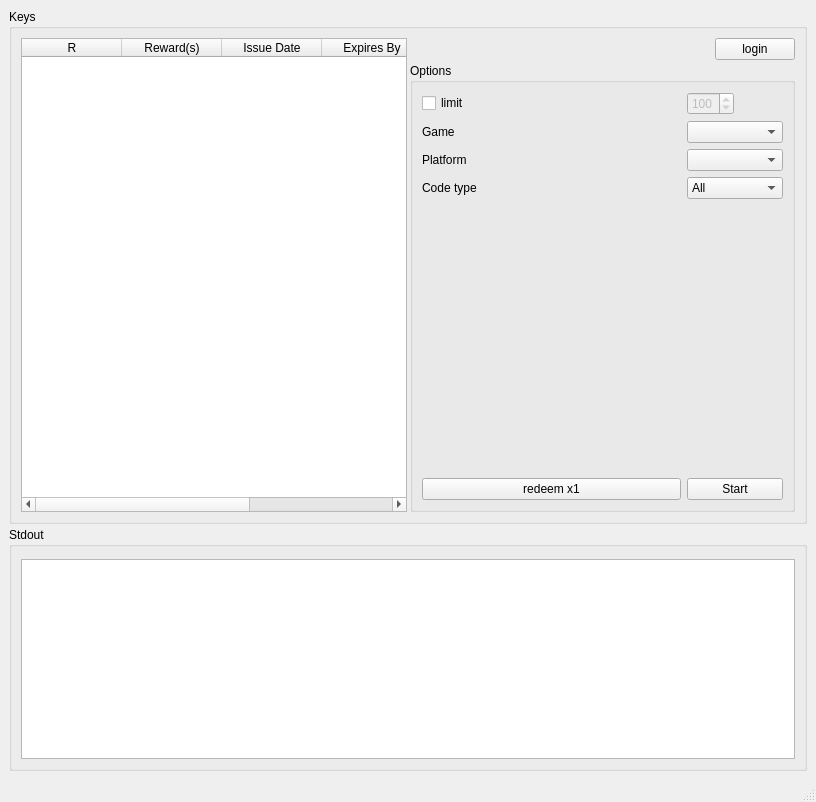
Qt form src/controlwindow.ui (Fabbi/autoshift) before a commit.
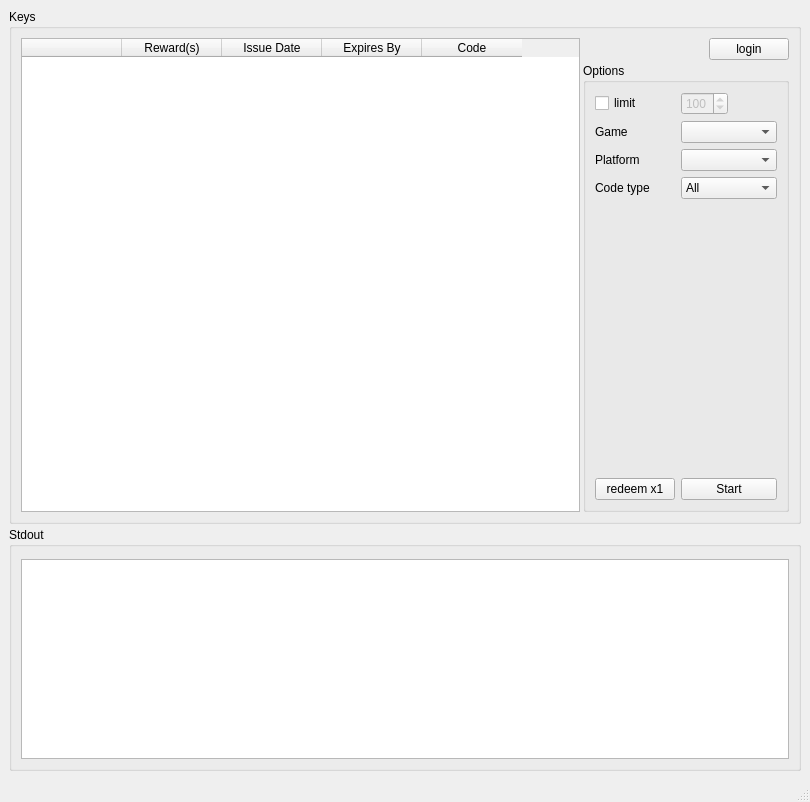
The same form after that commit. Custom widgets are drawn as their Qt base class.

What changed in the file:
```diff
--- a/src/controlwindow.ui
+++ b/src/controlwindow.ui
@@ -6,7 +6,7 @@
    <rect>
     <x>0</x>
     <y>0</y>
-    <width>816</width>
+    <width>810</width>
     <height>802</height>
    </rect>
   </property>
@@ -48,7 +48,7 @@
        <item>
         <widget class="QTableWidget" name="keyTable">
          <property name="sizePolicy">
-          <sizepolicy hsizetype="Expanding" vsizetype="MinimumExpanding">
+          <sizepolicy hsizetype="MinimumExpanding" vsizetype="MinimumExpanding">
            <horstretch>0</horstretch>
            <verstretch>0</verstretch>
           </sizepolicy>
@@ -67,7 +67,7 @@
          </attribute>
          <column>
           <property name="text">
-           <string>R</string>
+           <string/>
           </property>
          </column>
          <column>
@@ -94,6 +94,9 @@
        </item>
        <item>
         <layout class="QVBoxLayout" name="verticalLayout">
+         <property name="sizeConstraint">
+          <enum>QLayout::SetDefaultConstraint</enum>
+         </property>
          <property name="topMargin">
           <number>0</number>
          </property>
@@ -104,27 +107,24 @@
           <number>0</number>
          </property>
          <item>
-          <layout class="QHBoxLayout" name="horizontalLayout_3">
+          <layout class="QGridLayout" name="gridLayout">
+           <property name="sizeConstraint">
+            <enum>QLayout::SetDefaultConstraint</enum>
+           </property>
+           <property name="leftMargin">
+            <number>0</number>
+           </property>
            <property name="topMargin">
             <number>0</number>
            </property>
-           <item>
-            <spacer name="horizontalSpacer">
-             <property name="orientation">
-              <enum>Qt::Horizontal</enum>
+           <item row="2" column="0">
+            <widget class="QLabel" name="spacer">
+             <property name="text">
+              <string/>
              </property>
-             <property name="sizeType">
-              <enum>QSizePolicy::Expanding</enum>
-             </property>
-             <property name="sizeHint" stdset="0">
-              <size>
-               <width>40</width>
-               <height>20</height>
-              </size>
-             </property>
-            </spacer>
+            </widget>
            </item>
-           <item>
+           <item row="2" column="1">
             <widget class="QPushButton" name="loginButton">
              <property name="sizePolicy">
               <sizepolicy hsizetype="Fixed" vsizetype="Fixed">
```
